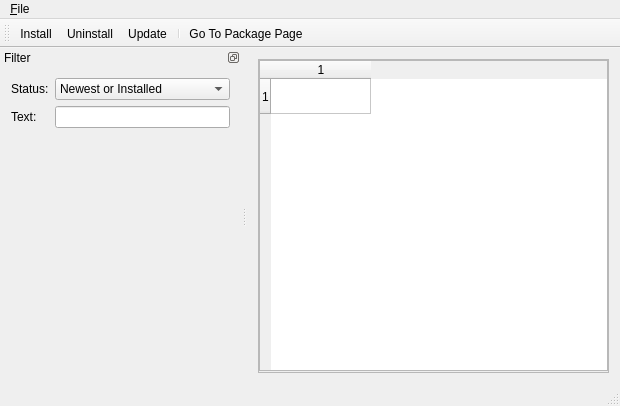
Before: the Qt Designer form wpmcpp/mainwindow.ui in npackd/npackd, drawn with Qt 5.
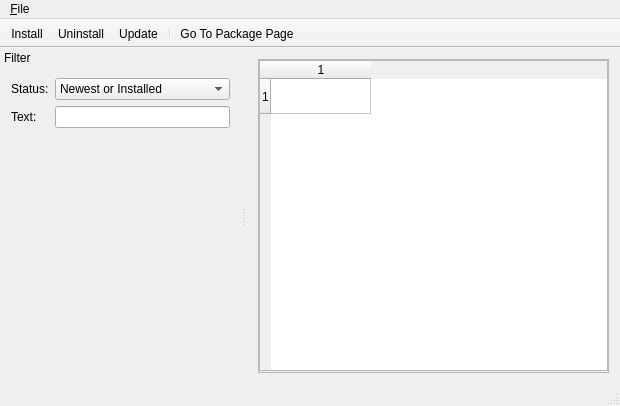
After: the same form once the commit is applied. Icons and pictures are not drawn.

Commit message: toolbar and the filter panel are not moveable

The edit to the form file:
```diff
--- a/wpmcpp/mainwindow.ui
+++ b/wpmcpp/mainwindow.ui
@@ -103,6 +103,9 @@
    <addaction name="menuFile"/>
   </widget>
   <widget class="QToolBar" name="mainToolBar">
+   <property name="movable">
+    <bool>false</bool>
+   </property>
    <property name="iconSize">
     <size>
      <width>32</width>
@@ -130,7 +133,10 @@
     <bool>false</bool>
    </property>
    <property name="features">
-    <set>QDockWidget::DockWidgetFloatable</set>
+    <set>QDockWidget::NoDockWidgetFeatures</set>
+   </property>
+   <property name="allowedAreas">
+    <set>Qt::AllDockWidgetAreas</set>
    </property>
    <property name="windowTitle">
     <string>Filter</string>
```
The commit also changes 1 other file.
